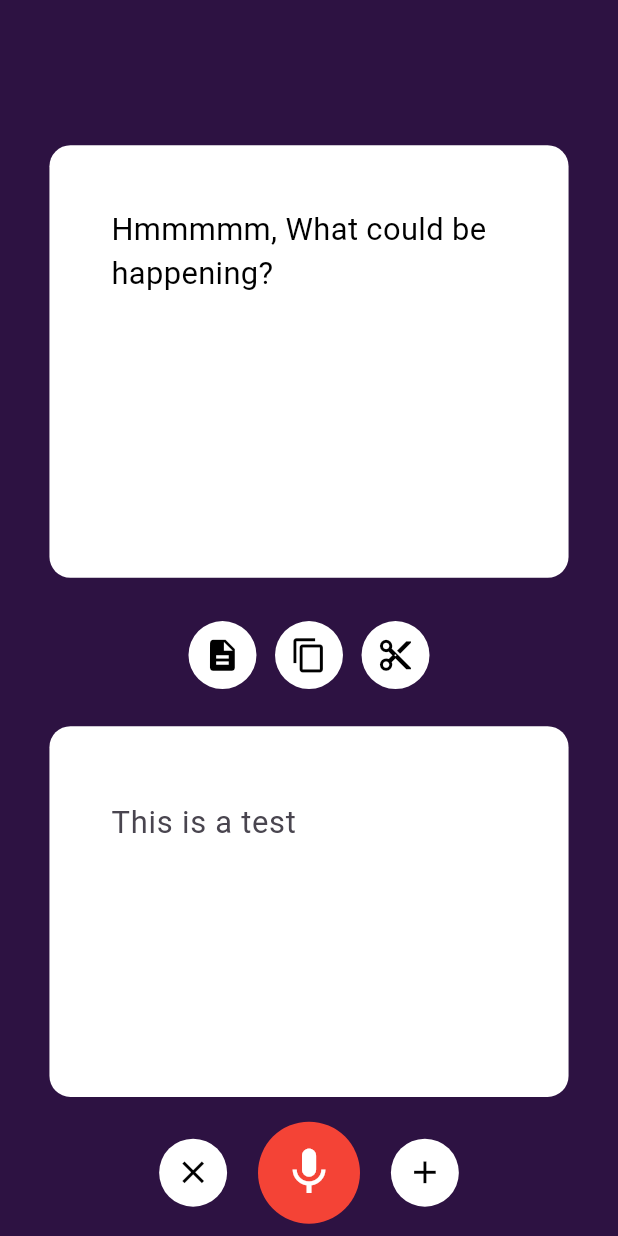
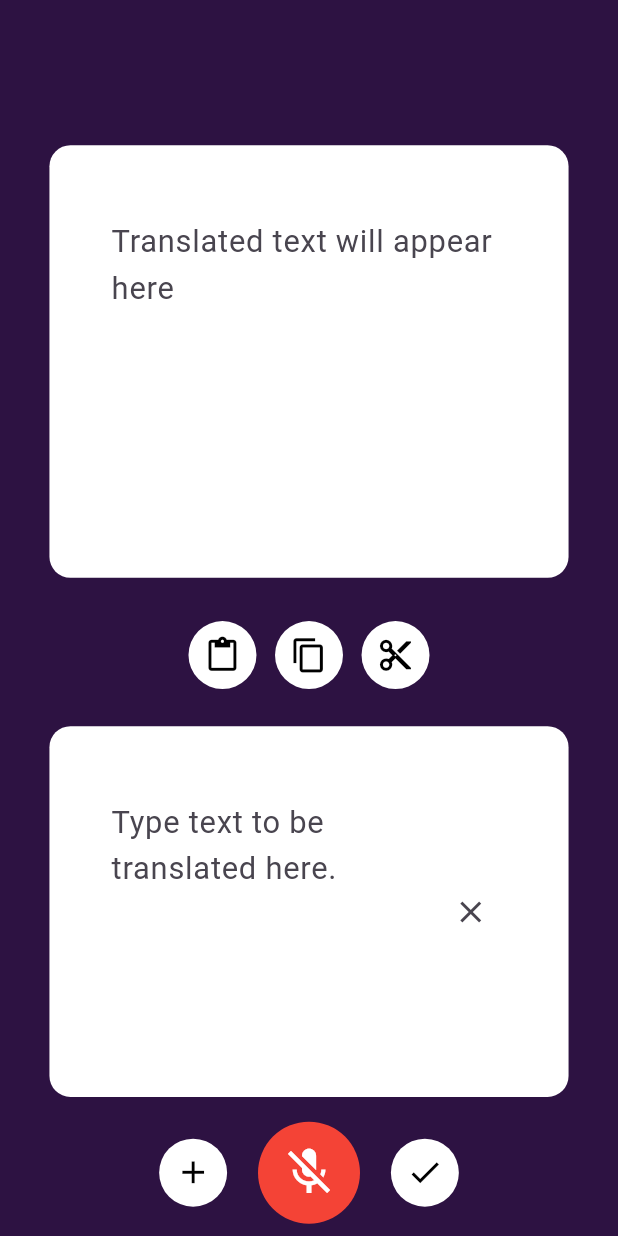
Before and after one commit to IAmRustee/ProjectBridge, a Flutter app: the screen it shows after launch, on a phone screen of 412 x 824 dp. Run offline on Flutter 3.47's test engine with Material 3 defaults, Android fonts, the phone set to English and light mode, and no system bars.

Commit message:
Widget Update 0.0.1
Changes:
- _bubble buttons converted into _rippleButtons
- Topbox and Bottombox Text container converted into TextField
- Mic icon is now toggleable

```diff
--- a/lib/main.dart
+++ b/lib/main.dart
@@ -26,13 +26,29 @@ class LayoutUI extends StatefulWidget {
 class _LayoutUIState extends State<LayoutUI> {
   final TextEditingController inputController = TextEditingController();
 
-  String translatedText = "Hmmmmm, What could be happening?";
-  String osakaText = "This is a test";
+  //Placeholder Texts
+  String topPlaceholder = "Translated text will appear here";
+  String bottomPlaceholder = "Type text to be translated here.";
 
-  @override
-  void dispose() {
-    inputController.dispose();
-    super.dispose();
+  //Functional Text
+  String translatedText = "";
+  String osakaText = "";
+
+  bool micState = false;
+  void _PLACEHOLDER_METHOD() {}
+  void _updateText() {
+    setState(() {
+      //To Do when backend is finished.
+      translatedText = osakaText;
+    });
+  }
+
+  //Update mic icon method when pressed
+  void _updateMicState() {
+    setState(() {
+      //change mic icon based on micState
+      micState = !micState;
+    });
   }
 
   @override
@@ -61,8 +77,15 @@ class _LayoutUIState extends State<LayoutUI> {
                     color: Colors.white,
                     borderRadius: BorderRadius.circular(14),
                   ),
-                  child: Text(
-                    translatedText,
+                  child: TextField(
+                    controller: null,
+                    maxLines: null,
+                    expands: true,
+                    textInputAction: TextInputAction.done,
+                    decoration: InputDecoration(
+                      hintText: topPlaceholder,
+                      border: InputBorder.none,
+                    ),
                     style: TextStyle(color: Colors.black, fontSize: textSize),
                   ),
                 ),
@@ -73,16 +96,38 @@ class _LayoutUIState extends State<LayoutUI> {
                 Row(
                   mainAxisAlignment: MainAxisAlignment.center,
                   children: [
-                    _bubble(
-                      Icons.description,
+                    _rippleButton(
+                      //Paste Button
+                      Icons.content_paste,
                       buttonSize,
                       Colors.white,
                       Colors.black,
+                      onTap: () {
+                        _PLACEHOLDER_METHOD();
+                      },
                     ),
                     SizedBox(width: size.width * 0.03),
-                    _bubble(Icons.copy, buttonSize, Colors.white, Colors.black),
+                    _rippleButton(
+                      //Copy Button
+                      Icons.copy,
+                      buttonSize,
+                      Colors.white,
+                      Colors.black,
+                      onTap: () {
+                        _PLACEHOLDER_METHOD();
+                      },
+                    ),
                     SizedBox(width: size.width * 0.03),
-                    _bubble(Icons.cut, buttonSize, Colors.white, Colors.black),
+                    _rippleButton(
+                      //Cut button
+                      Icons.cut,
+                      buttonSize,
+                      Colors.white,
+                      Colors.black,
+                      onTap: () {
+                        _PLACEHOLDER_METHOD();
+                      },
+                    ),
                   ],
                 ),
 
@@ -106,18 +151,14 @@ class _LayoutUIState extends State<LayoutUI> {
                     expands: true,
                     textInputAction: TextInputAction.done,
                     decoration: InputDecoration(
-                      hintText: osakaText,
+                      hintText: bottomPlaceholder,
                       border: InputBorder.none,
+                      suffixIcon: IconButton(
+                        onPressed: inputController.clear,
+                        icon: const Icon(Icons.clear),
+                      ),
                     ),
                     style: TextStyle(color: Colors.black, fontSize: textSize),
-
-                    // Runs when user presses Enter / Done
-                    onSubmitted: (value) {
-                      setState(() {
-                        translatedText = "Your test was a success! $value";
-                      });
-                      inputController.clear();
-                    },
                   ),
                 ),
               ],
@@ -131,18 +172,34 @@ class _LayoutUIState extends State<LayoutUI> {
               child: Row(
                 mainAxisAlignment: MainAxisAlignment.center,
                 children: [
-                  _bubble(Icons.close, buttonSize, Colors.white, Colors.black),
+                  _rippleButton(
+                    Icons.add,
+                    buttonSize,
+                    Colors.white,
+                    Colors.black,
+                  ),
+                  SizedBox(width: size.width * 0.05), //Import audio file button
+                  _rippleButton(
+                    //Mic button
+                    micState == false ? Icons.mic_off : Icons.mic,
+                    buttonSize * 1.5,
+                    Colors.red,
+                    Colors.white,
+                    onTap: () {
+                      _updateMicState();
+                    },
+                  ),
                   SizedBox(width: size.width * 0.05),
                   _rippleButton(
-                    Icons.mic,
-                    buttonSize * 1.5,
-                    Colors.red,
-                    Colors.lightBlue,
+                    //Submit button
+                    Icons.check,
+                    buttonSize,
                     Colors.white,
-                    onTap: () {},
+                    Colors.black,
+                    onTap: () {
+                      _updateText();
+                    },
                   ),
-                  SizedBox(width: size.width * 0.05),
-                  _bubble(Icons.add, buttonSize, Colors.white, Colors.black),
                 ],
               ),
             ),
@@ -166,7 +223,6 @@ Widget _rippleButton(
   IconData icon,
   double size,
   Color background,
-  Color rippleColor,
   Color iconColor, {
   VoidCallback? onTap,
 }) {
```
